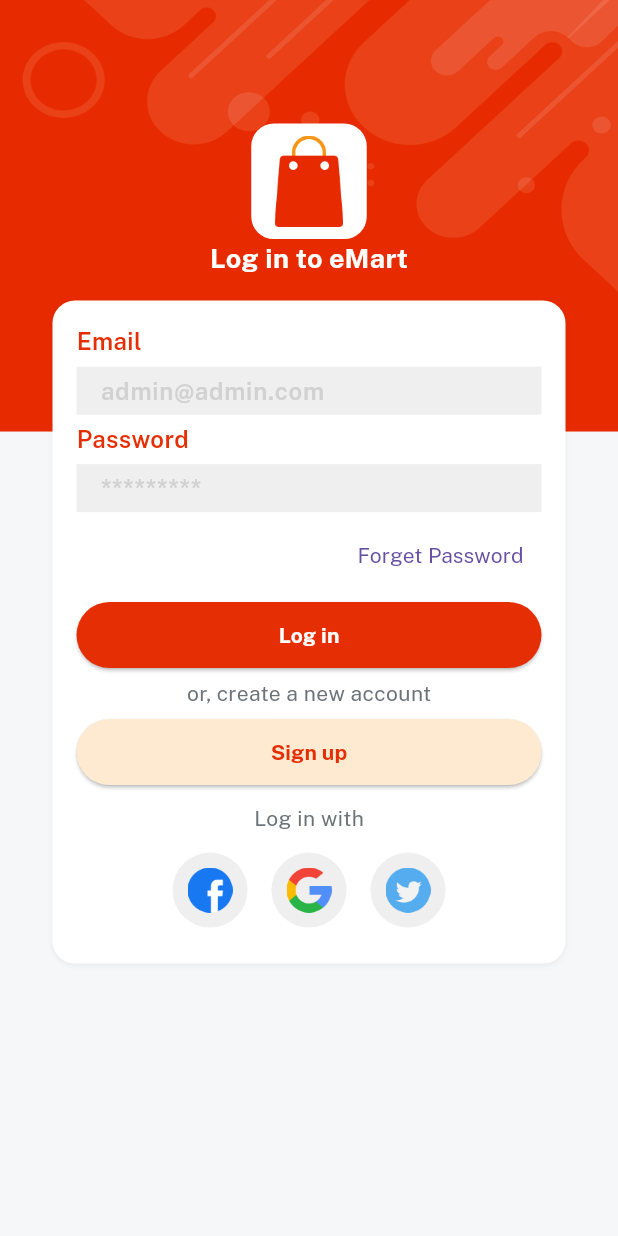
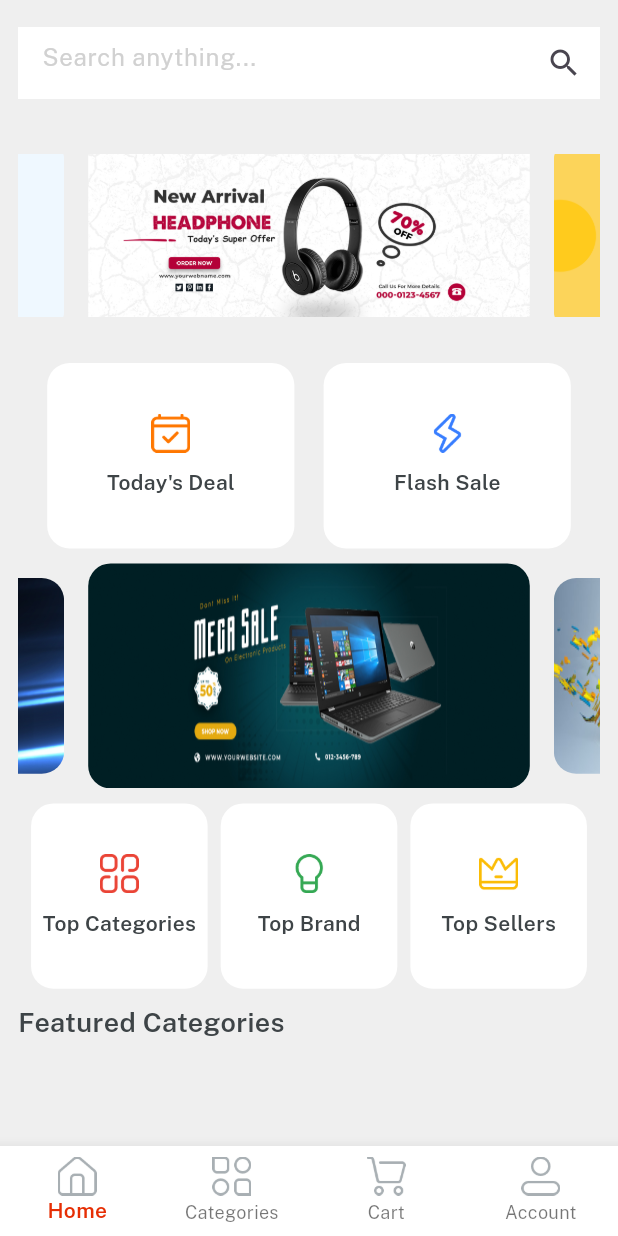
Before and after one commit to aananya-19/ecomm-app, a Flutter app: the screen it shows after launch, after a tap on "Log in", on a phone screen of 412 x 824 dp. Run offline on Flutter 3.47's test engine with Material 3 defaults, Android fonts, the phone set to English and light mode, and no system bars; drawn by our look-alikes of velocity_x; our stand-ins replace get.

Commit message:
UI for home page

```diff
--- a/lib/consts/lists.dart
+++ b/lib/consts/lists.dart
@@ -1,3 +1,7 @@
 import 'package:emart_app/consts/consts.dart';
 
 const socialIconList = [icFacebookLogo, icGoogleLogo, icTwitterLogo];
+
+const slidersList = [imgSlider1, imgSlider2, imgSlider3, imgSlider4];
+
+const secondSlidersList = [imgSs1, imgSs2, imgSs3, imgSs4];
--- a/lib/consts/strings.dart
+++ b/lib/consts/strings.dart
@@ -16,3 +16,9 @@ const loginWith = "Log in with";
 const privacyPolicy = "Privacy Policy";
 const termAndCond = "Terms and Conditions";
 const alreadyHaveAccount = "Already have an accunt?";
+
+//home strings
+const home = "Home", categories = "Categories", cart = "Cart", account = "Account";
+
+//home screen strings
+const searchanything = "Search anything...", todayDeal = "Today's Deal", flashSale = "Flash Sale", topBrand = "Top Brand", topSellers = "Top Sellers", topCategories = "Top Categories", featuredCategories = "Featured Categories";
--- /dev/null
+++ b/lib/controller/home_controller.dart
@@ -0,0 +1,7 @@
+
+
+import 'package:get/get.dart';
+
+class HomesController extends GetxController{
+  var currentNavIndex = 0.obs;
+}
--- a/lib/views/auth_screen/login_screen.dart
+++ b/lib/views/auth_screen/login_screen.dart
@@ -1,5 +1,6 @@
 import 'package:emart_app/consts/lists.dart';
 import 'package:emart_app/views/auth_screen/signup_screen.dart';
+import 'package:emart_app/views/home_screen/home.dart';
 import 'package:emart_app/views/splash_screen/splash_screen.dart';
 import 'package:emart_app/widgets_common/applogo_widget.dart';
 import 'package:emart_app/widgets_common/bg_widget.dart';
@@ -38,7 +39,9 @@ class LoginScreen extends StatelessWidget {
                         color: redColor,
                         title: login,
                         textColor: whiteColor,
-                        onPress: () {})
+                        onPress: () {
+                          Get.to(() => const Home());
+                        })
                     .box
                     .width(context.screenWidth - 50)
                     .make(),
--- /dev/null
+++ b/lib/views/home_screen/home.dart
@@ -0,0 +1,55 @@
+import 'package:emart_app/consts/consts.dart';
+import 'package:emart_app/consts/images.dart';
+import 'package:emart_app/controller/home_controller.dart';
+import 'package:emart_app/views/cart_screen/cart_screen.dart';
+import 'package:emart_app/views/category_screen/category_screen.dart';
+import 'package:emart_app/views/home_screen/home_screen.dart';
+import 'package:emart_app/views/profile_screen/profile_screen.dart';
+import 'package:flutter/material.dart';
+import 'package:get/get.dart';
+
+
+class Home extends StatelessWidget {
+  const Home({super.key});
+
+  @override
+  Widget build(BuildContext context) {
+
+    var controller = Get.put(HomesController());
+
+    var navbarItem = [
+      BottomNavigationBarItem(icon: Image.asset(icHome, width: 26), label: home),
+      BottomNavigationBarItem(icon: Image.asset(icCategories, width: 26), label: categories),
+      BottomNavigationBarItem(icon: Image.asset(icCart, width: 26), label: cart),
+      BottomNavigationBarItem(icon: Image.asset(icProfile, width: 26), label: account)
+    ];
+
+    var navBody = [
+      const HomeScreen(),
+      const CategoryScreen(),
+      const CartScreen(),
+      const ProfileScreen(),
+    ];
+
+    return Scaffold(
+      body: Column(
+        children: [
+         Obx(() => Expanded(child: navBody.elementAt(controller.currentNavIndex.value))) ,
+        ],
+      ),
+      bottomNavigationBar: Obx(() =>
+      BottomNavigationBar(
+        currentIndex: controller.currentNavIndex.value,
+        selectedItemColor: redColor,
+        selectedLabelStyle: const TextStyle(fontFamily: semibold),
+        items: navbarItem,
+        backgroundColor: whiteColor,
+        type: BottomNavigationBarType.fixed,
+        onTap : (value){
+          controller.currentNavIndex.value = value;
+        }
+      ),
+      ),
+    );
+  }
+}
--- /dev/null
+++ b/lib/views/home_screen/home_screen.dart
@@ -0,0 +1,109 @@
+import 'package:emart_app/consts/lists.dart';
+import 'package:emart_app/widgets_common/home_buttons.dart';
+import 'package:flutter/foundation.dart';
+import 'package:flutter/widgets.dart';
+import 'package:emart_app/consts/consts.dart';
+
+class HomeScreen extends StatelessWidget {
+  const HomeScreen({Key ? key}) : super(key: key);
+
+  @override
+  Widget build(BuildContext context) {
+    return Container(
+      padding: const EdgeInsets.all(12),
+      color: lightGrey,
+      width: context.screenWidth,
+      height: context.screenHeight,
+      child: SafeArea(child: Column(
+        children: [
+          Container(
+            alignment: Alignment.center,
+            height: 60,
+            color: lightGrey,
+            child: TextFormField(
+              decoration: const InputDecoration(
+                border: InputBorder.none,
+                suffixIcon: Icon(Icons.search),
+                filled: true,
+                fillColor: whiteColor,
+                hintText: searchanything,
+                hintStyle: TextStyle(color: textfieldGrey)
+              ),
+            ),
+          ),
+
+          10.heightBox,
+
+          Expanded(child:
+          SingleChildScrollView(
+            physics: BouncingScrollPhysics(),
+            child: Column(
+              children: [
+                VxSwiper.builder(
+            aspectRatio: 16/9,
+            autoPlay: true,
+            height: 150,
+            enlargeCenterPage: true,
+            itemCount: slidersList.length,
+            itemBuilder: (context, index){
+            return Image.asset(
+              slidersList[index], fit: BoxFit.fitWidth,
+            ).box.rounded.clip(Clip.antiAlias).margin(const EdgeInsets.symmetric(horizontal: 8)).make();
+          }),
+
+          10.heightBox,
+
+          Row(
+            mainAxisAlignment: MainAxisAlignment.spaceEvenly,
+            children: List.generate(2, (index) => homeButtons(
+              height: context.screenHeight * 0.15,
+              width: context.screenWidth / 2.5,
+              icon: index == 0 ? icTodaysDeal : icFlashDeal,
+              title: index == 0 ? todayDeal : flashSale,
+            )),
+          ),
+
+          10.heightBox,
+
+
+            VxSwiper.builder(
+            aspectRatio: 16/9,
+            autoPlay: true,
+            height: 150,
+            enlargeCenterPage: true,
+            itemCount: secondSlidersList.length,
+            itemBuilder: (context, index){
+            return Image.asset(
+              secondSlidersList[index],
+              fit: BoxFit.fill,
+            ).box.rounded.clip(Clip.antiAlias).margin(const EdgeInsets.symmetric(horizontal: 8)).make();
+          }),
+
+          10.heightBox,
+
+          Row(
+            mainAxisAlignment: MainAxisAlignment.spaceEvenly,
+            children: List.generate(3, (index) => homeButtons(
+              height: context.screenHeight * 0.15,
+              width: context.screenWidth / 3.5,
+              icon: index == 0 ? icTopCategories : index == 1 ? icBrands : icTopSeller,
+              title: index == 0 ? topCategories : index == 1 ? topBrand : topSellers
+            )),
+          ),
+
+          //featured
+          10.heightBox,
+          Align(
+            alignment: Alignment.centerLeft,
+            child: featuredCategories.text.color(darkFontGrey).size(18).fontFamily(semibold).make()
+          )
+              ],
+            ),
+          )
+          )
+
+        ],
+      )),
+    );
+  }
+}
--- /dev/null
+++ b/lib/widgets_common/home_buttons.dart
@@ -0,0 +1,13 @@
+import '../consts/consts.dart';
+
+Widget homeButtons({width, height, icon, String? title, onPress}){
+  return Column(
+      mainAxisAlignment: MainAxisAlignment.center,
+      children: [
+        Image.asset(icon, width: 26),
+        10.heightBox,
+        title!.text.fontFamily(semibold).color(darkFontGrey).make()
+      ],
+    ).box.rounded.white.size(width, height).make();
+
+}
```
Also changed, not shown: lib/views/auth_screen/signup_screen.dart (+30 -22 lines), lib/views/cart_screen/cart_screen.dart (added, +14 -0 lines), lib/views/category_screen/category_screen.dart (added, +14 -0 lines), lib/views/profile_screen/profile_screen.dart (added, +14 -0 lines), 3 other files.
